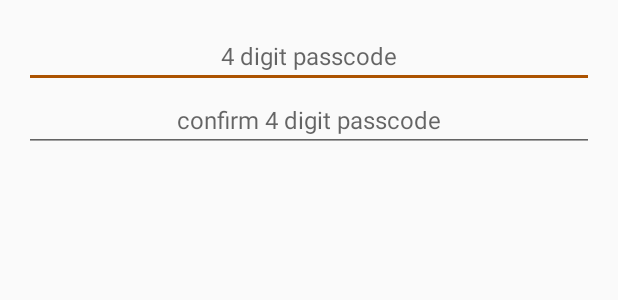
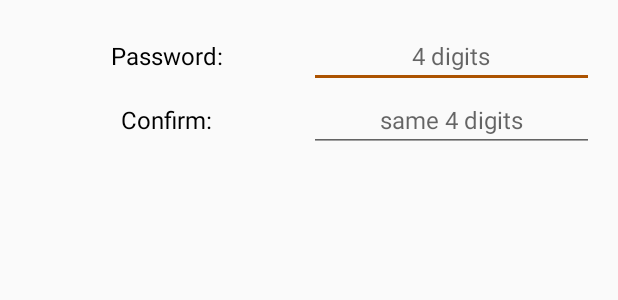
Before and after one commit to babramovitch/CoinStacks, an Android app: the layout password_dialog.xml on its own in the app's theme, with its tools: preview values and no code run, on a phone screen of 412 x 824 dp. Shown: the top 300 px of the screen. Run offline under Robolectric (Android 15) with nearby library versions, the phone set to English and light mode, and no system bars.

Commit message:
-Cleaning up dialog, moving strings to strings file -Removed unnecessary isNotEmpty check on new password observable

```diff
--- a/app/src/main/res/layout/password_dialog.xml
+++ b/app/src/main/res/layout/password_dialog.xml
@@ -3,27 +3,53 @@
     android:layout_width="match_parent"
     android:layout_height="match_parent"
     android:orientation="vertical"
-    android:padding="16dp">
+    android:padding="@dimen/default_margin">
+
+    <LinearLayout
+        android:id="@+id/password_layout"
+        android:layout_width="match_parent"
+        android:layout_height="wrap_content"
+        android:orientation="horizontal">
+
+        <TextView
+            style="@style/width_half_weight"
+            android:gravity="center"
+            android:text="@string/password_text"
+            android:textColor="@color/black"
+            android:textSize="@dimen/dialog_text_size" />
+
 
         <EditText
             android:id="@+id/password"
-        android:layout_height="wrap_content"
-        android:layout_width="match_parent"
+            style="@style/width_half_weight"
             android:gravity="center"
-        android:hint="4 digit passcode"
+            android:hint="@string/password_hint"
             android:inputType="numberPassword"
             android:maxLength="4"
-        android:textSize="16sp" />
+            android:textSize="@dimen/dialog_text_size" />
+    </LinearLayout>
+
+    <LinearLayout
+        android:id="@+id/new_password_confirm_layout"
+        android:layout_width="match_parent"
+        android:layout_height="wrap_content"
+        android:orientation="horizontal">
+
+        <TextView
+            style="@style/width_half_weight"
+            android:gravity="center"
+            android:text="@string/password_confirm_text"
+            android:textColor="@color/black"
+            android:textSize="@dimen/dialog_text_size" />
 
         <EditText
             android:id="@+id/new_password_confirm"
-        android:layout_height="wrap_content"
-        android:layout_width="match_parent"
+            style="@style/width_half_weight"
             android:gravity="center"
-        android:hint="confirm 4 digit passcode"
+            android:hint="@string/confirm_password_hint"
             android:inputType="numberPassword"
             android:maxLength="4"
-        android:textSize="16sp" />
-
+            android:textSize="@dimen/dialog_text_size" />
+    </LinearLayout>
 
 </LinearLayout>
--- a/app/src/main/res/values/dimens.xml
+++ b/app/src/main/res/values/dimens.xml
@@ -3,5 +3,6 @@
     <dimen name="net_worth_font_size">20sp</dimen>
     <dimen name="default_margin">16dp</dimen>
     <dimen name="default_margin_half">8dp</dimen>
+    <dimen name="dialog_text_size">16sp</dimen>
 
 </resources>
--- a/app/src/main/res/values/strings.xml
+++ b/app/src/main/res/values/strings.xml
@@ -19,4 +19,14 @@
     <string name="remove_assets_title">Remove Assets</string>
     <string name="remove_all_assets_message">Are you sure you want to remove all assets?</string>
     <string name="add_password_dialog_title">Add Password</string>
+    <string name="password_hint">4 digits</string>
+    <string name="confirm_password_hint">same 4 digits</string>
+    <string name="password_confirm_text">Confirm:</string>
+    <string name="password_text">Password:</string>
+    <string name="dialog_quantity">Quantity:</string>
+    <string name="dialog_quantity_hint">e.g. 10.00</string>
+    <string name="dialog_price_hint">Price</string>
+    <string name="dialog_crypto_pair">Pair:</string>
+    <string name="dialog_exchange">Exchange:</string>
+
 </resources>
```
Also changed, not shown: app/src/main/java/com/nebulights/coinstacks/Portfolio/PortfolioFragment.kt (+2 -5 lines), app/src/main/res/layout/add_asset_dialog.xml (+10 -17 lines). Lines whose indentation alone changed are shown as unchanged.
